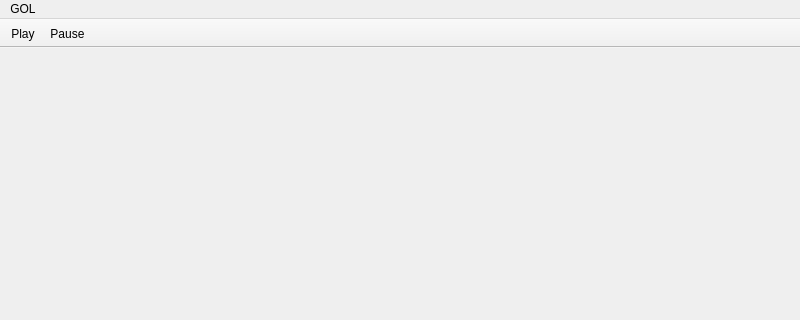
Qt form gol_window/mainwindow.ui (jmac97/Game-of-Life) before a commit; both pictures show x 0 to 800 and y 0 to 320 of the 800 by 600 pixel window.
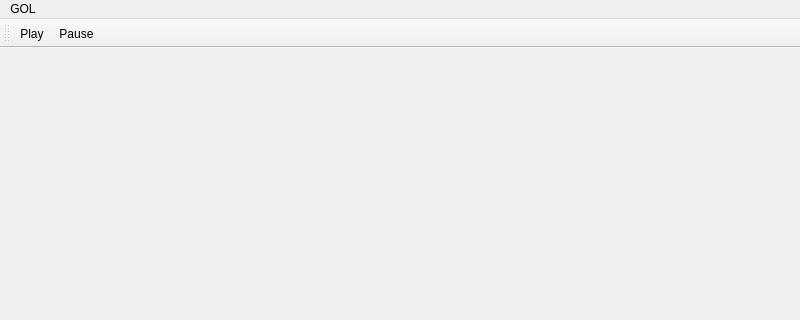
The same form after that commit. Icons and pictures are not drawn.

Commit message: less ugly play and pause buttons. resolves #14

```diff
--- a/gol_window/mainwindow.ui
+++ b/gol_window/mainwindow.ui
@@ -37,7 +37,7 @@
     <string>toolBar</string>
    </property>
    <property name="movable">
-    <bool>false</bool>
+    <bool>true</bool>
    </property>
    <attribute name="toolBarArea">
     <enum>TopToolBarArea</enum>
```
Left out of the diff: 4 changed lines with no effect on the pictures. The commit also changes 3 other files.
